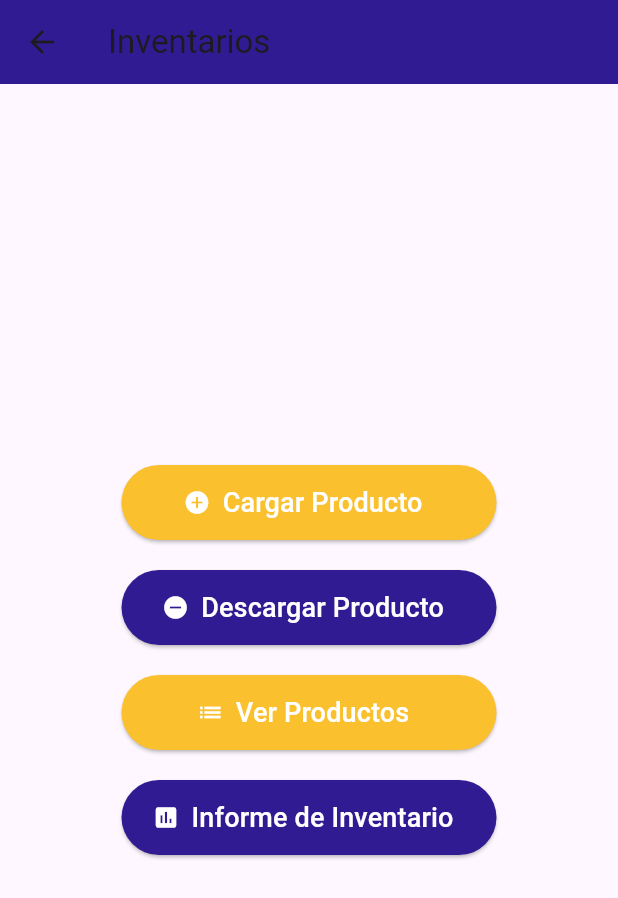
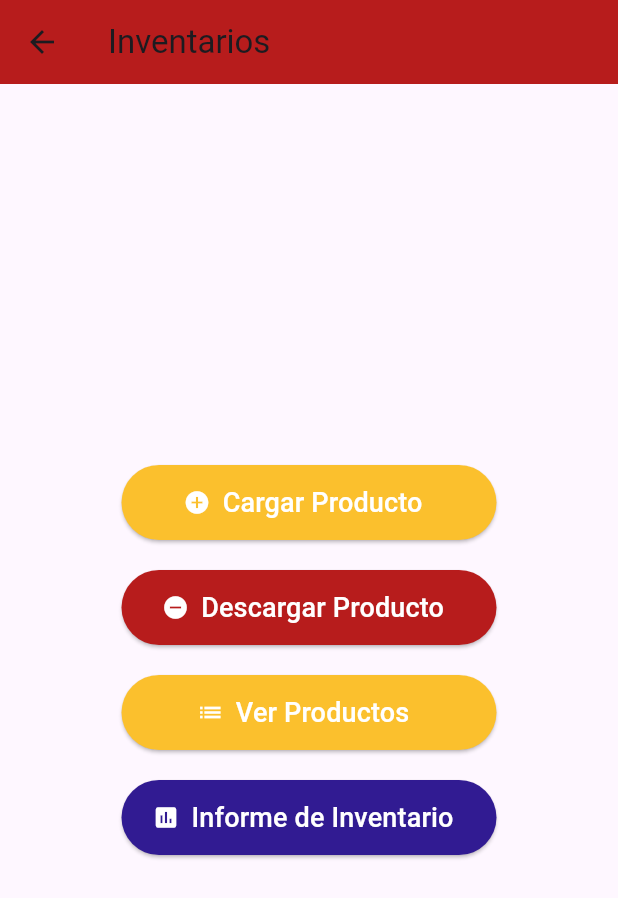
Before and after one commit to JeanBlanco/InventarioTierraCrew, a Flutter app: the screen it shows after launch, after a tap on "Inventarios", on a phone screen of 412 x 824 dp. Shown: the top 898 px of the screen. Run offline on Flutter 3.47's test engine with Material 3 defaults, Android fonts, the phone set to English and light mode, and no system bars.

Commit message:
cambio de color de azul a rojo

```diff
--- a/lib/home_screen.dart
+++ b/lib/home_screen.dart
@@ -12,7 +12,7 @@ class HomeScreen extends StatelessWidget {
     return Scaffold(
       appBar: AppBar(
         title: const Text('Tierra Crew'),
-        backgroundColor: Colors.deepPurple[900],
+        backgroundColor: Colors.red[900],
       ),
       body: Center(
         child: Column(
@@ -29,7 +29,7 @@ class HomeScreen extends StatelessWidget {
               context,
               'Pedidos',
               Icons.shopping_cart,
-              Colors.deepPurple[900]!,
+              Colors.red[900]!,
               const OrdersScreen(),
             ),
             buildMenuButton(
@@ -43,7 +43,7 @@ class HomeScreen extends StatelessWidget {
               context,
               'Configuración',
               Icons.settings,
-              Colors.deepPurple[900]!,
+              Colors.red[900]!,
               const SettingsScreen(),
             ),
           ],
--- a/lib/inventory_screen.dart
+++ b/lib/inventory_screen.dart
@@ -15,7 +15,7 @@ class _InventoryScreenState extends State<InventoryScreen> {
     return Scaffold(
       appBar: AppBar(
         title: const Text('Inventarios'),
-        backgroundColor: Colors.deepPurple[900],
+        backgroundColor: Colors.red[900],
       ),
       body: Center(
         child: Column(
@@ -24,7 +24,7 @@ class _InventoryScreenState extends State<InventoryScreen> {
             buildOptionButton(context, 'Cargar Producto', Icons.add_circle,
                 Colors.yellow[700]!, _addProduct),
             buildOptionButton(context, 'Descargar Producto',
-                Icons.remove_circle, Colors.deepPurple[900]!, _removeProduct),
+                Icons.remove_circle, Colors.red[900]!, _removeProduct),
             buildOptionButton(context, 'Ver Productos', Icons.list,
                 Colors.yellow[700]!, _viewProducts),
             buildOptionButton(
--- a/lib/main.dart
+++ b/lib/main.dart
@@ -15,10 +15,10 @@ class TierraCrewApp extends StatelessWidget {
       title: 'Tierra Crew',
       theme: ThemeData(
         primaryColor: Colors.yellow[700],
-        hintColor: Colors.deepPurple[900],
+        hintColor: Colors.red[900],
         fontFamily: 'Roboto',
       ),
-      home: HomeScreen(),
+      home: const HomeScreen(),
     );
   }
 }
--- a/lib/orders_screen.dart
+++ b/lib/orders_screen.dart
@@ -8,7 +8,7 @@ class OrdersScreen extends StatelessWidget {
     return Scaffold(
       appBar: AppBar(
         title: const Text('Pedidos'),
-        backgroundColor: Colors.deepPurple[900],
+        backgroundColor: Colors.red[900],
       ),
       body: const Center(
         child: Text('Pantalla de Pedidos'),
--- a/lib/sales_screen.dart
+++ b/lib/sales_screen.dart
@@ -8,7 +8,7 @@ class SalesScreen extends StatelessWidget {
     return Scaffold(
       appBar: AppBar(
         title: const Text('Ventas'),
-        backgroundColor: Colors.deepPurple[900],
+        backgroundColor: Colors.red[900],
       ),
       body: const Center(
         child: Text('Pantalla de Ventas'),
--- a/lib/settings_screen.dart
+++ b/lib/settings_screen.dart
@@ -8,7 +8,7 @@ class SettingsScreen extends StatelessWidget {
     return Scaffold(
       appBar: AppBar(
         title: const Text('Configuración'),
-        backgroundColor: Colors.deepPurple[900],
+        backgroundColor: Colors.red[900],
       ),
       body: const Center(
         child: Text('Pantalla de Configuración'),
--- a/lib/view_products_screen.dart
+++ b/lib/view_products_screen.dart
@@ -10,7 +10,7 @@ class ViewProductsScreen extends StatelessWidget {
     return Scaffold(
       appBar: AppBar(
         title: const Text('Ver Productos'),
-        backgroundColor: Colors.deepPurple[900],
+        backgroundColor: Colors.red[900],
       ),
       body: ListView.builder(
         itemCount: products.length,
```
